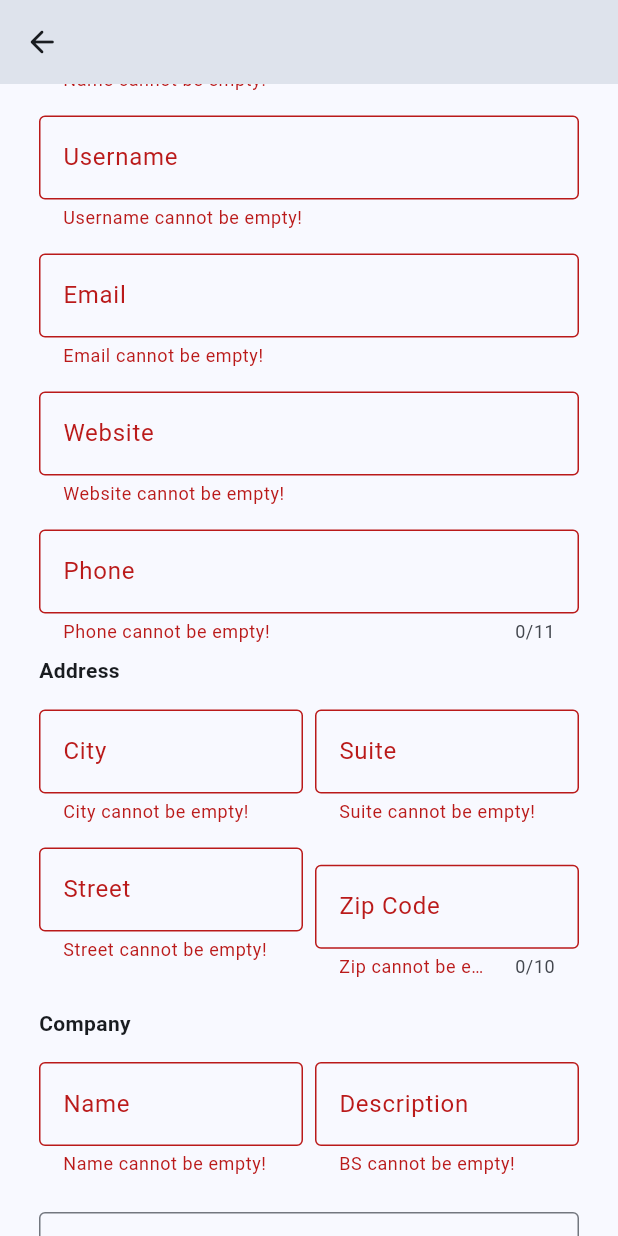
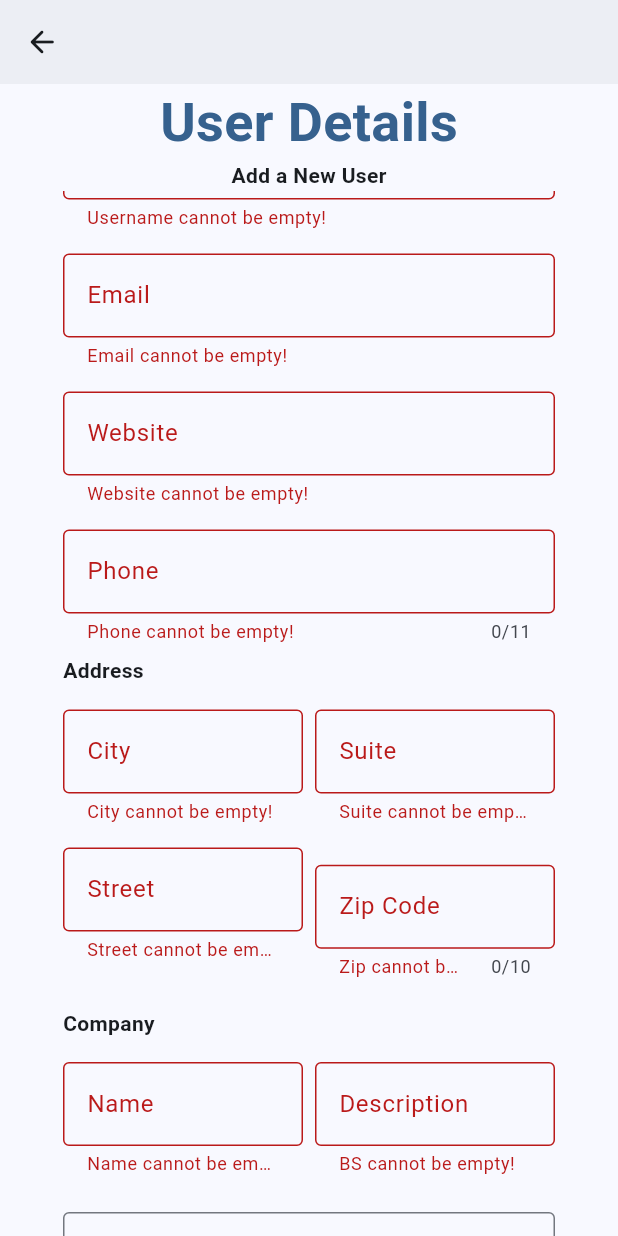
Before and after one commit to samanjhutty/Flutter-API, a Flutter app: the AddUser screen opened directly, scrolled down 166 dp, after a tap on "Save", on a phone screen of 412 x 824 dp. Run offline on Flutter 3.47's test engine with Material 3 defaults, Android fonts, the phone set to English and light mode, and no system bars; our stand-ins replace get, hive, hive_flutter; accounts and stored records are empty; network calls fail.

Commit message:
minor changes

```diff
--- a/lib/view/add-widgets/add_user.dart
+++ b/lib/view/add-widgets/add_user.dart
@@ -39,15 +39,10 @@ class _AddUserState extends State<AddUser> {
         child: SafeArea(
             child: Scaffold(
       appBar: myAppBar(),
-      body: SingleChildScrollView(
+      body: Form(
+        key: formKey,
         child: Center(
-            child: Form(
-          key: formKey,
-          child: Padding(
-              padding: const EdgeInsets.symmetric(horizontal: 16),
-              child: Column(
-                  mainAxisAlignment: MainAxisAlignment.center,
-                  children: [
+          child: Column(mainAxisAlignment: MainAxisAlignment.center, children: [
             Text('User Details',
                 style: TextStyle(
                     fontSize: 36,
@@ -55,12 +50,15 @@ class _AddUserState extends State<AddUser> {
                     color: scheme.primary)),
             const Text('Add a New User',
                 style: TextStyle(fontWeight: FontWeight.w600)),
-                    SizedBox(
-                        width: MediaQuery.of(context).orientation ==
-                                Orientation.portrait
+            Expanded(
+              child: SizedBox(
+                  width:
+                      MediaQuery.of(context).orientation == Orientation.portrait
                           ? 360
                           : 450,
-                        child: Column(children: [
+                  child: ListView(
+                      padding: const EdgeInsets.symmetric(horizontal: 16),
+                      children: [
                         Padding(
                           padding: const EdgeInsets.only(top: 24),
                           child: TextFormField(
@@ -216,8 +214,7 @@ class _AddUserState extends State<AddUser> {
                               children: [
                                 Expanded(
                                   child: Padding(
-                                      padding:
-                                          const EdgeInsets.only(bottom: 23),
+                                    padding: const EdgeInsets.only(bottom: 23),
                                     child: TextFormField(
                                         validator: (value) {
                                           if (value!.isEmpty) {
@@ -253,8 +250,9 @@ class _AddUserState extends State<AddUser> {
                                       decoration: const InputDecoration(
                                           border: OutlineInputBorder(),
                                           label: Text('Zip Code')),
-                                        keyboardType: const TextInputType
-                                            .numberWithOptions(decimal: false)),
+                                      keyboardType:
+                                          const TextInputType.numberWithOptions(
+                                              decimal: false)),
                                 )
                               ],
                             )),
@@ -322,33 +320,36 @@ class _AddUserState extends State<AddUser> {
                                           padding: const EdgeInsets.symmetric(
                                               vertical: 20)),
                                       onPressed: () async {
-                                          if (formKey.currentState!
-                                              .validate()) {
+                                        if (formKey.currentState!.validate()) {
                                           await ApiPostServices().createUser(
                                               data: UsersModel(
-                                                        name: nameController
+                                                      name: nameController.text,
+                                                      username:
+                                                          usernameController
                                                               .text,
-                                                        username: usernameController
-                                                            .text,
-                                                        email: emailController
-                                                            .text,
+                                                      email:
+                                                          emailController.text,
                                                       website: websiteController
                                                           .text,
-                                                        phone: phoneController
-                                                            .text,
+                                                      phone:
+                                                          phoneController.text,
                                                       address: Address(
                                                           city: adrCityController
                                                               .text,
-                                                            street: adrStreetController
+                                                          street:
+                                                              adrStreetController
                                                                   .text,
-                                                            suite: adrSuiteController
+                                                          suite:
+                                                              adrSuiteController
                                                                   .text,
-                                                            zipcode: adrZipController
+                                                          zipcode:
+                                                              adrZipController
                                                                   .text,
                                                           geo: Geo(
                                                               lat: geoLatController
                                                                   .text,
-                                                                lng: geoLngController
+                                                              lng:
+                                                                  geoLngController
                                                                       .text)),
                                                       company: Company(
                                                           name: cNameController.text,
@@ -363,8 +364,9 @@ class _AddUserState extends State<AddUser> {
                           ),
                         )
                       ])),
-                  ])),
-        )),
+            ),
+          ]),
+        ),
       ),
     )));
   }
--- a/lib/view/widgets/assets.dart
+++ b/lib/view/widgets/assets.dart
@@ -20,6 +20,8 @@ mydialog(
               ]);
         });
 myAppBar() => AppBar(
+    elevation: 0,
+    surfaceTintColor: Colors.transparent,
     leading: IconButton(
         onPressed: () => Get.back(),
         icon: const Icon(Icons.arrow_back_rounded)));
```
Lines whose indentation alone changed are shown as unchanged.
